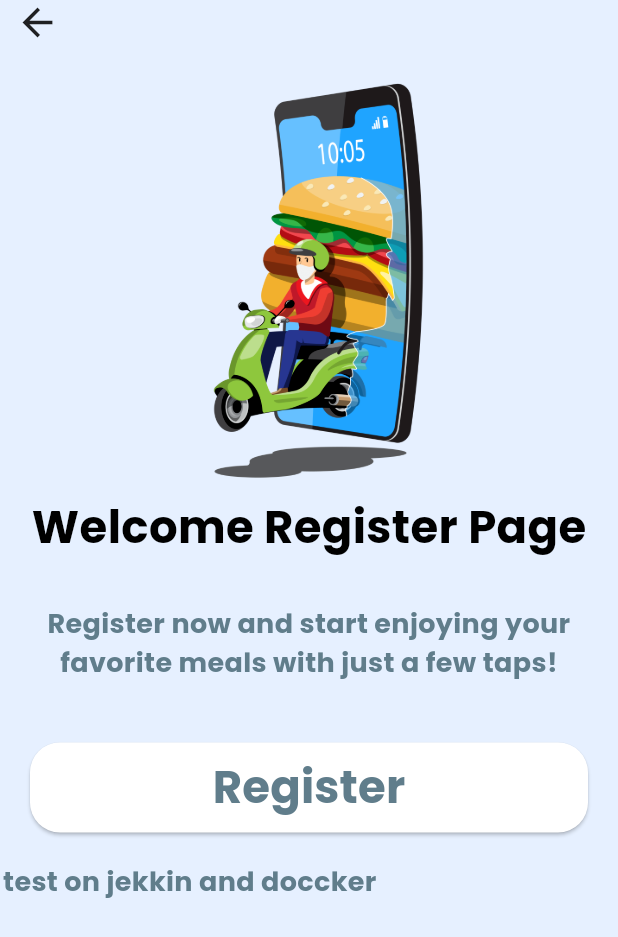
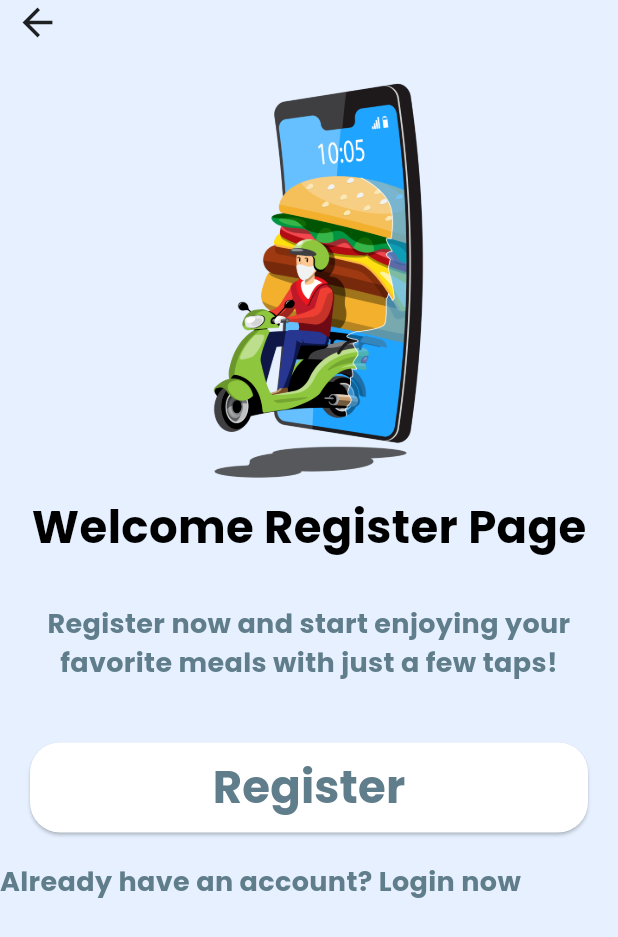
Before and after one commit to lixiuwen168-dev/flutter-cicd-project, a Flutter app: the RegisterPage screen opened directly, on a phone screen of 412 x 824 dp. Shown: the top 937 px of the screen. Run offline on Flutter 3.47's test engine with Material 3 defaults, Android fonts, the phone set to English and light mode, and no system bars; our stand-ins replace google_fonts; network calls fail.

Commit message:
for update

```diff
--- a/lib/pages/onbaording/register_page.dart
+++ b/lib/pages/onbaording/register_page.dart
@@ -91,7 +91,7 @@ class _RegisterPage extends State<RegisterPage> {
             SizedBox(height: 20),
             Text(
               textAlign: TextAlign.center,
-              "test on jekkin and doccker ",
+              "Already have an account? Login now",
               style: GoogleFonts.poppins(
                 color: Colors.blueGrey,
                 fontSize: 18,
```
